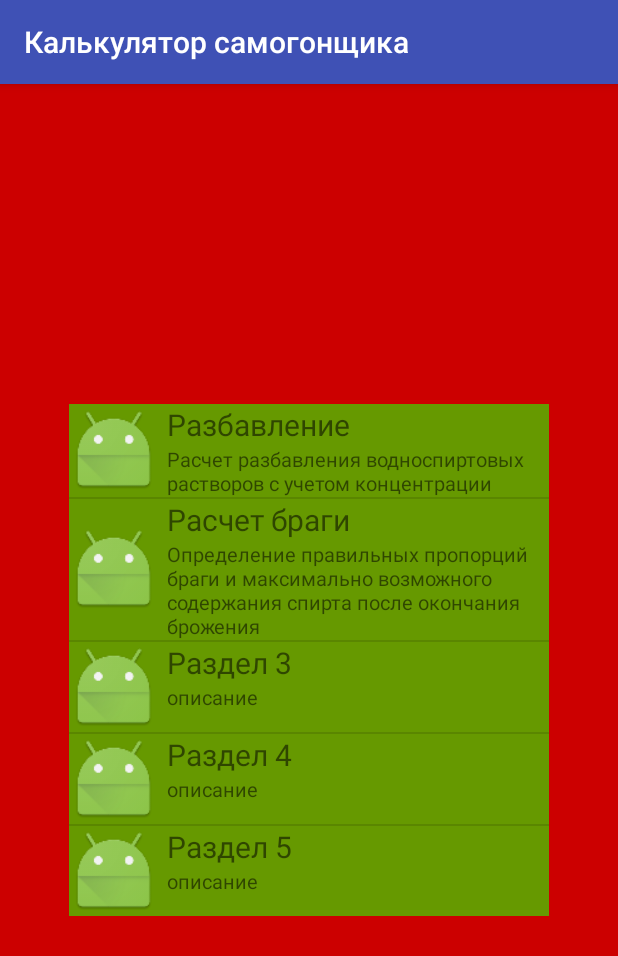
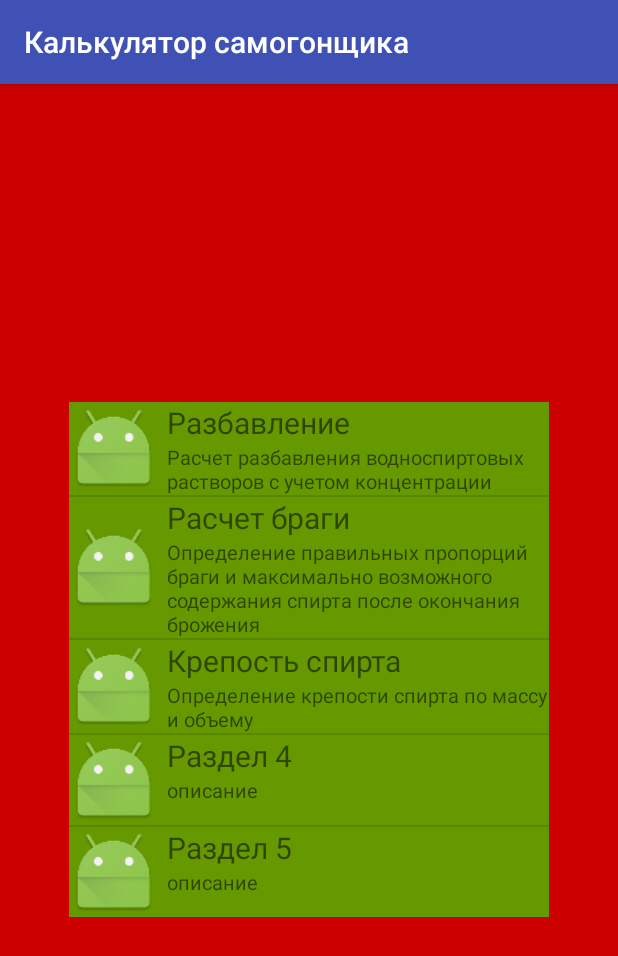
Before and after one commit to AlexandrZorin/MoonshinersCalculator, an Android app: the screen it shows after launch (MainActivity), on a phone screen of 412 x 824 dp. Shown: the top 956 px of the screen. Run offline under Robolectric (Android 15) with nearby library versions, the phone set to English and light mode, and no system bars.

Commit message:
add alcohol strength acivity

```diff
--- a/app/src/main/AndroidManifest.xml
+++ b/app/src/main/AndroidManifest.xml
@@ -25,6 +25,10 @@
             android:name=".ui.activity.BragaActivity"
             android:noHistory="true"
             android:label="@string/braga_title" />
+        <activity
+            android:name=".ui.activity.AlcoholStrengthActivity"
+            android:noHistory="true"
+            android:label="@string/alcohol_strength_title" />
     </application>
 
 </manifest>
--- a/app/src/main/java/project/phoenix/moonshiterscalculator/ui/activity/MainActivity.java
+++ b/app/src/main/java/project/phoenix/moonshiterscalculator/ui/activity/MainActivity.java
@@ -33,10 +33,14 @@ public class MainActivity extends AppCompatActivity {
             setSupportActionBar(toolbar);
         }
         sections.add(new Section(getResources().getString(R.string.dilution_title),
-                getResources().getString(R.string.dilution_description), R.mipmap.ic_launcher));
+                getResources().getString(R.string.dilution_description),
+                R.mipmap.ic_launcher));
         sections.add(new Section(getResources().getString(R.string.braga_title),
-                getResources().getString(R.string.braga_description), R.mipmap.ic_launcher));
-        sections.add(new Section("Раздел 3", "описание", R.mipmap.ic_launcher));
+                getResources().getString(R.string.braga_description),
+                R.mipmap.ic_launcher));
+        sections.add(new Section(getResources().getString(R.string.alcohol_strength_title),
+                getResources().getString(R.string.alcohol_strength_description),
+                R.mipmap.ic_launcher));
         sections.add(new Section("Раздел 4", "описание", R.mipmap.ic_launcher));
         sections.add(new Section("Раздел 5", "описание", R.mipmap.ic_launcher));
         listViewCreate();
--- /dev/null
+++ b/app/src/main/res/layout/activity_alcohol_strength.xml
@@ -0,0 +1,6 @@
+<?xml version="1.0" encoding="utf-8"?>
+<LinearLayout xmlns:android="http://schemas.android.com/apk/res/android"
+    android:orientation="vertical" android:layout_width="match_parent"
+    android:layout_height="match_parent">
+
+</LinearLayout>
--- a/app/src/main/res/values/strings.xml
+++ b/app/src/main/res/values/strings.xml
@@ -33,4 +33,8 @@
         заполнено</string>
     <string name="braga_exception_blank_field_water_volume">Поле \"Объем воды\" должно быть
         заполнено</string>
+
+    <!--alcohol strength-->
+    <string name="alcohol_strength_title">Крепость спирта</string>
+    <string name="alcohol_strength_description">Определение крепости спирта по массу и объему</string>
 </resources>
```
Also changed, not shown: app/src/main/java/project/phoenix/moonshiterscalculator/ui/activity/AlcoholStrengthActivity.java (added, +33 -0 lines).
